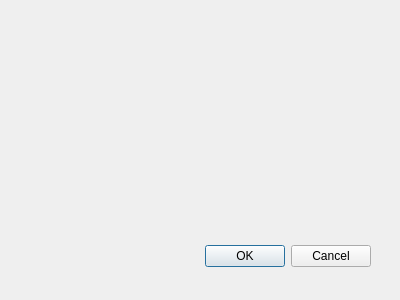
Above: alarmsconfigdialog.ui from evgom/Alarma2 before the change. Below: the same form after it.
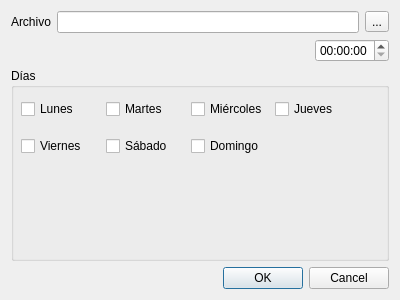
That is the form after the change.

Commit message: Actualizado Alarms por AlarmsConfigDialog, commit 2.

Diff of the .ui file:
```diff
--- a/alarmsconfigdialog.ui
+++ b/alarmsconfigdialog.ui
@@ -15,22 +15,137 @@
   <property name="windowTitle">
    <string>Dialog</string>
   </property>
-  <widget class="QDialogButtonBox" name="buttonBox">
-   <property name="geometry">
-    <rect>
-     <x>30</x>
-     <y>240</y>
-     <width>341</width>
-     <height>32</height>
-    </rect>
-   </property>
-   <property name="orientation">
-    <enum>Qt::Horizontal</enum>
-   </property>
-   <property name="standardButtons">
-    <set>QDialogButtonBox::Cancel|QDialogButtonBox::Ok</set>
-   </property>
-  </widget>
+  <layout class="QVBoxLayout" name="verticalLayout">
+   <item>
+    <layout class="QHBoxLayout" name="horizontalLayout_3">
+     <item>
+      <widget class="QLabel" name="label_2">
+       <property name="text">
+        <string>Archivo</string>
+       </property>
+      </widget>
+     </item>
+     <item>
+      <widget class="QLineEdit" name="LEfile">
+       <property name="dragEnabled">
+        <bool>true</bool>
+       </property>
+      </widget>
+     </item>
+     <item>
+      <widget class="QToolButton" name="TBfile">
+       <property name="text">
+        <string>...</string>
+       </property>
+      </widget>
+     </item>
+    </layout>
+   </item>
+   <item>
+    <layout class="QHBoxLayout" name="horizontalLayout_4">
+     <item>
+      <spacer name="horizontalSpacer_2">
+       <property name="orientation">
+        <enum>Qt::Horizontal</enum>
+       </property>
+       <property name="sizeHint" stdset="0">
+        <size>
+         <width>40</width>
+         <height>20</height>
+        </size>
+       </property>
+      </spacer>
+     </item>
+     <item>
+      <widget class="QTimeEdit" name="TEalarm"/>
+     </item>
+    </layout>
+   </item>
+   <item>
+    <widget class="QGroupBox" name="groupBox">
+     <property name="sizePolicy">
+      <sizepolicy hsizetype="Preferred" vsizetype="Expanding">
+       <horstretch>0</horstretch>
+       <verstretch>0</verstretch>
+      </sizepolicy>
+     </property>
+     <property name="title">
+      <string>Días</string>
+     </property>
+     <widget class="QWidget" name="layoutWidget_3">
+      <property name="geometry">
+       <rect>
+        <x>10</x>
+        <y>20</y>
+        <width>333</width>
+        <height>80</height>
+       </rect>
+      </property>
+      <layout class="QGridLayout" name="gridLayout_2">
+       <item row="0" column="1">
+        <widget class="QCheckBox" name="checkBox_8">
+         <property name="text">
+          <string>Martes</string>
+         </property>
+        </widget>
+       </item>
+       <item row="0" column="2">
+        <widget class="QCheckBox" name="checkBox_9">
+         <property name="text">
+          <string>Miércoles</string>
+         </property>
+        </widget>
+       </item>
+       <item row="0" column="0">
+        <widget class="QCheckBox" name="checkBox_10">
+         <property name="text">
+          <string>Lunes</string>
+         </property>
+        </widget>
+       </item>
+       <item row="0" column="3">
+        <widget class="QCheckBox" name="checkBox_11">
+         <property name="text">
+          <string>Jueves</string>
+         </property>
+        </widget>
+       </item>
+       <item row="1" column="0">
+        <widget class="QCheckBox" name="checkBox_12">
+         <property name="text">
+          <string>Viernes</string>
+         </property>
+        </widget>
+       </item>
+       <item row="1" column="1">
+        <widget class="QCheckBox" name="checkBox_13">
+         <property name="text">
+          <string>Sábado</string>
+         </property>
+        </widget>
+       </item>
+       <item row="1" column="2">
+        <widget class="QCheckBox" name="checkBox_14">
+         <property name="text">
+          <string>Domingo</string>
+         </property>
+        </widget>
+       </item>
+      </layout>
+     </widget>
+    </widget>
+   </item>
+   <item>
+    <widget class="QDialogButtonBox" name="BBalarmsConfigDialog">
+     <property name="orientation">
+      <enum>Qt::Horizontal</enum>
+     </property>
+     <property name="standardButtons">
+      <set>QDialogButtonBox::Cancel|QDialogButtonBox::Ok</set>
+     </property>
+    </widget>
+   </item>
+  </layout>
  </widget>
  <pixmapfunction/>
  <resources/>
```
Left out of the diff: 13 changed lines with no effect on the pictures. The commit also changes 6 other files.
